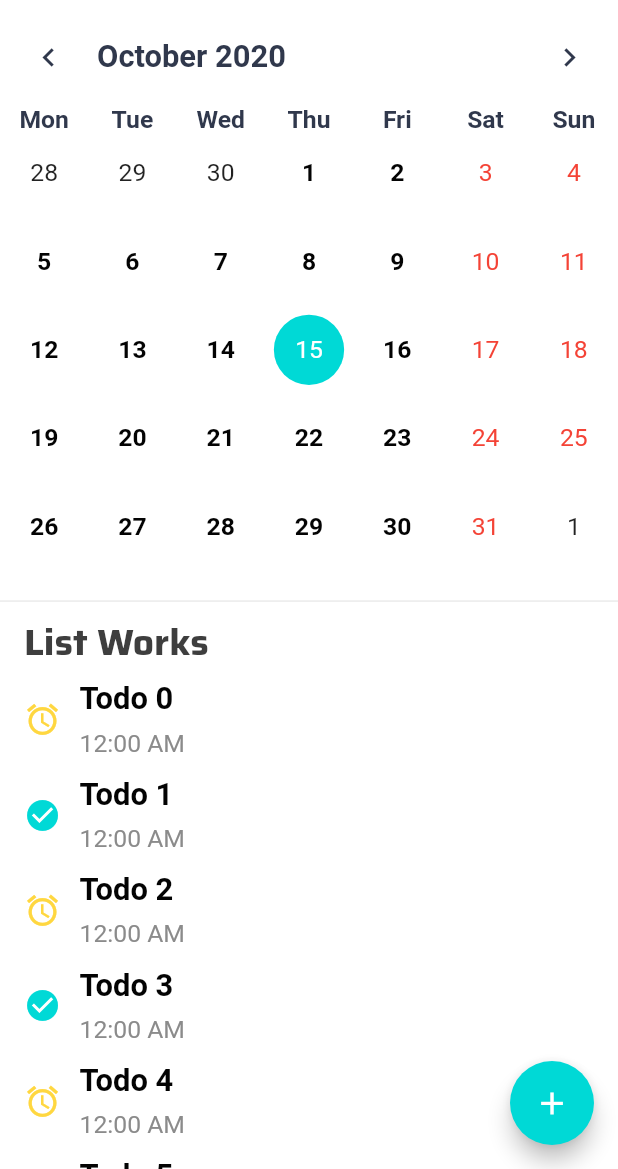
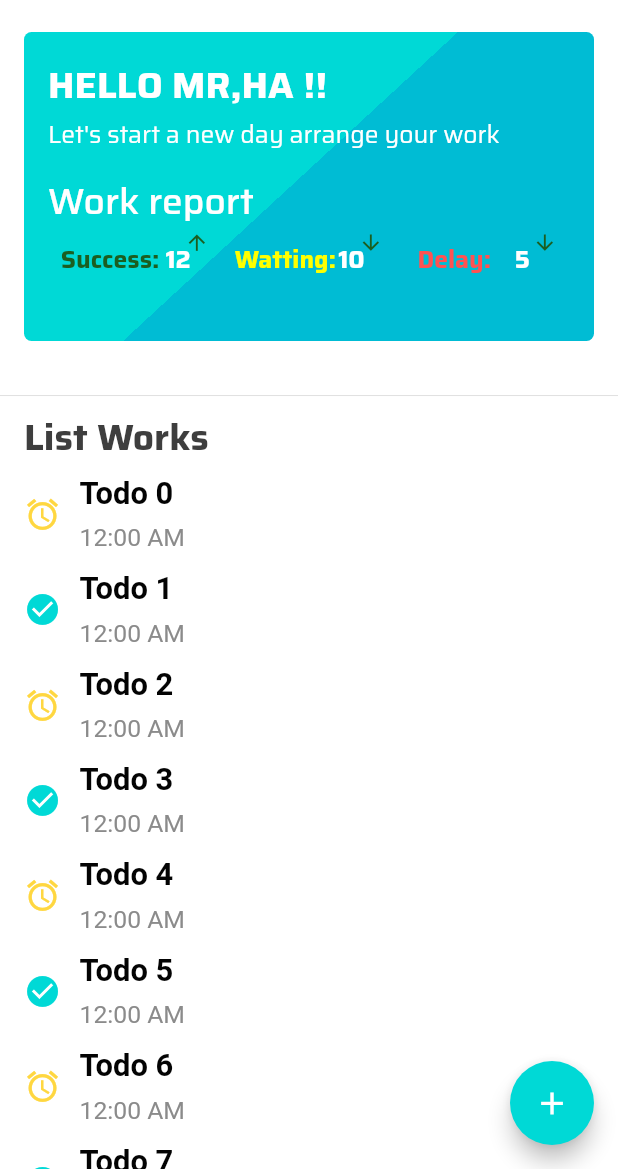
Before and after one commit to haprosd5/flutter_project_toapp_text_recongnize, a Flutter app: the screen it shows after launch, on a phone screen of 412 x 824 dp, the part 67-1236 px from its top. Run offline on Flutter 3.47's test engine with Material 2 defaults, Android fonts, the phone set to English and light mode, and no system bars; drawn by our look-alikes of table_calendar; our stand-ins replace avatar_glow, bloc, equatable, google_fonts, speech_to_text; missing offline and left inert: day_night_time_picker.

Commit message:
Xoong phan fontend cho app

```diff
--- a/lib/blocs/todo_bloc/todo_state.dart
+++ b/lib/blocs/todo_bloc/todo_state.dart
@@ -8,7 +8,11 @@ class TodoInitial extends TodoState {
   @override
   List<Object> get props => [];
 }
-
+class TodoAdding extends TodoState {
+  @override
+  // TODO: implement props
+  List<Object> get props => [];
+}
 class TodoAddSuccess extends TodoState {
   @override
   // TODO: implement props
@@ -19,13 +23,22 @@ class TodoAddError extends TodoState {
   // TODO: implement props
   List<Object> get props => [];
 }
-
+class TodoEditing extends TodoState {
+  @override
+  // TODO: implement props
+  List<Object> get props => [];
+}
 class TodoEditSuccess extends TodoState {
   @override
   // TODO: implement props
   List<Object> get props => [];
 }
 class TodoEditError extends TodoState {
+  @override
+  // TODO: implement props
+  List<Object> get props => [];
+}
+class TodoDeleting extends TodoState {
   @override
   // TODO: implement props
   List<Object> get props => [];
--- a/lib/codes/models/todo_model.dart
+++ b/lib/codes/models/todo_model.dart
@@ -1,6 +1,7 @@
 class Todo {
   DateTime time;
   String todoName;
+  bool state;
 
-  Todo({this.todoName, this.time});
+  Todo({this.todoName, this.time, this.state});
 }
--- /dev/null
+++ b/lib/components/item_arrange.dart
@@ -0,0 +1,63 @@
+import 'package:flutter/material.dart';
+import 'package:google_fonts/google_fonts.dart';
+import 'package:projecttodoapp/helper/constants.dart';
+import 'package:projecttodoapp/helper/size_config.dart';
+
+// ignore: must_be_immutable
+class ItemArrange extends StatelessWidget {
+  String textState;
+  String numArrange;
+  Color arrowColor;
+  Color textColor;
+  IconData iconArrange;
+
+
+  ItemArrange({this.textState, this.numArrange, this.arrowColor, this.textColor, this.iconArrange});
+
+  @override
+  Widget build(BuildContext context) {
+    return Stack(
+      children: <Widget>[
+        Container(
+          width: SizeConfig.blockSizeHorizontal * 24,
+
+          child: Padding(
+            padding: EdgeInsets.only(top: SizeConfig.blockSizeHorizontal * 1.5, right: SizeConfig.blockSizeHorizontal * 3),
+            child: Row(
+              mainAxisAlignment: MainAxisAlignment.spaceAround,
+              children: <Widget>[
+                Flexible(
+                  child: Text(
+                    textState,
+                    style: GoogleFonts.saira(
+                      fontSize: SizeConfig.blockSizeVertical * 2,
+                      color: textColor,
+                      fontWeight: FontWeight.bold,
+                    ),
+                  ),
+                ),
+                Text(
+                  numArrange,
+                  style: GoogleFonts.saira(
+                    fontSize: SizeConfig.blockSizeVertical * 2,
+                    color: kPrimaryMainColor,
+                    fontWeight: FontWeight.bold,
+                  ),
+                ),
+              ],
+            ),
+          ),
+        ),
+        Positioned(
+          child: Icon(
+            iconArrange,
+            size: SizeConfig.blockSizeHorizontal * 4,
+            color: arrowColor,
+          ),
+          top: 0,
+          right: 0,
+        )
+      ],
+    );
+  }
+}
--- /dev/null
+++ b/lib/pages/home_page-copy.dart
@@ -0,0 +1,84 @@
+import 'package:flutter/material.dart';
+import 'package:google_fonts/google_fonts.dart';
+import 'package:projecttodoapp/components/item_todo.dart';
+import 'package:projecttodoapp/helper/constants.dart';
+import 'package:projecttodoapp/helper/size_config.dart';
+
+
+class HomePage extends StatefulWidget {
+  @override
+  _HomePageState createState() => _HomePageState();
+}
+
+class _HomePageState extends State<HomePage> {
+
+
+  @override
+  void initState() {
+    // TODO: implement initState
+    super.initState();
+
+  }
+
+  @override
+  void dispose() {
+    // TODO: implement dispose
+    super.dispose();
+
+  }
+
+  @override
+  Widget build(BuildContext context) {
+    //SizeConfig().init(context);
+    return Container(
+      child: SingleChildScrollView(
+        child: Column(
+          children: <Widget>[
+            SizedBox(
+              height: SizeConfig.blockSizeVertical * 1.5,
+            ),
+            Divider(),
+            Container(
+              width: SizeConfig.screenWidth,
+              margin:
+                  EdgeInsets.only(bottom: SizeConfig.blockSizeVertical * 3.0),
+              child: Padding(
+                padding: const EdgeInsets.symmetric(horizontal: 16.0),
+                child: Column(
+                  crossAxisAlignment: CrossAxisAlignment.start,
+                  children: <Widget>[
+                    Text(
+                      'List Works',
+                      style: GoogleFonts.saira(
+                          fontSize: SizeConfig.blockSizeVertical * 3,
+                          color: kTextPrimarySubColor,
+                          fontWeight: FontWeight.bold),
+                    ),
+                    /**
+                     * ! hien thi phan cua #todo list */
+                    ListView.builder(
+                      physics: const NeverScrollableScrollPhysics(),
+                      shrinkWrap: true,
+                      itemBuilder: (context, index) {
+                        return ItemTodoList(
+                          title: 'Todo $index',
+                          description: 'Description $index',
+                          icon: (index % 2 == 0)
+                              ? Icons.access_alarms
+                              : Icons.check_circle,
+                          status: (index % 2 == 0) ? true : false,
+                          time: '12:00 AM',
+                        );
+                      },
+                      itemCount: 10,
+                    ),
+                  ],
+                ),
+              ),
+            ),
+          ],
+        ),
+      ),
+    );
+  }
+}
--- a/lib/pages/home_page.dart
+++ b/lib/pages/home_page.dart
@@ -1,9 +1,10 @@
+import 'package:flutter/cupertino.dart';
 import 'package:flutter/material.dart';
 import 'package:google_fonts/google_fonts.dart';
+import 'package:projecttodoapp/components/item_arrange.dart';
 import 'package:projecttodoapp/components/item_todo.dart';
 import 'package:projecttodoapp/helper/constants.dart';
 import 'package:projecttodoapp/helper/size_config.dart';
-import 'package:table_calendar/table_calendar.dart';
 
 class HomePage extends StatefulWidget {
   @override
@@ -11,20 +12,16 @@ class HomePage extends StatefulWidget {
 }
 
 class _HomePageState extends State<HomePage> {
-  CalendarController calendarController;
-
   @override
   void initState() {
     // TODO: implement initState
     super.initState();
-    calendarController = CalendarController();
   }
 
   @override
   void dispose() {
     // TODO: implement dispose
     super.dispose();
-    calendarController.dispose();
   }
 
   @override
@@ -34,58 +31,86 @@ class _HomePageState extends State<HomePage> {
       child: SingleChildScrollView(
         child: Column(
           children: <Widget>[
-            TableCalendar(
-              startingDayOfWeek: StartingDayOfWeek.monday,
-              calendarController: calendarController,
-              calendarStyle: CalendarStyle(
-                selectedStyle: TextStyle(
-                  fontSize: SizeConfig.blockSizeVertical * 2,
-                  color: kPrimaryMainColor,
-                ),
-                outsideStyle: TextStyle(
-                  fontSize: SizeConfig.blockSizeVertical * 2,
-                ),
-                weekendStyle: TextStyle(
-                  fontSize: SizeConfig.blockSizeVertical * 2,
-                  color: Colors.red,
-                ),
-                weekdayStyle: TextStyle(
-                  color: kTextPrimaryMainColor,
-                  fontSize: SizeConfig.blockSizeVertical * 2,
-                  fontWeight: FontWeight.bold,
-                ),
-                selectedColor: kAccendMainColor,
-                todayColor: kTextPrimarySubColor,
+            Container(
+              margin: EdgeInsets.all(16),
+              padding: EdgeInsets.all(16),
+              width: SizeConfig.screenWidth,
+              height: SizeConfig.blockSizeVertical * 25,
+              decoration: BoxDecoration(
+                  gradient: LinearGradient(
+                    begin: Alignment.topLeft,
+                    end: Alignment.bottomCenter,
+                    stops: [0.7, 0.6],
+                    colors: [kAccendMainColor, Colors.cyan],
+                  ),
+                  /*boxShadow: [
+                    BoxShadow(
+                      color: Colors.grey.withOpacity(0.3),
+                      spreadRadius: 5,
+                      blurRadius: 6,
+                      offset: Offset(0, 3), // changes position of shadow
+                    ),
+                  ],*/
+                  borderRadius: BorderRadius.all(Radius.circular(5))),
+              child: Column(
+                mainAxisAlignment: MainAxisAlignment.start,
+                crossAxisAlignment: CrossAxisAlignment.start,
+                children: <Widget>[
+                  Text(
+                    'HELLO MR,HA !!',
+                    style: GoogleFonts.saira(
+                      fontSize: SizeConfig.blockSizeVertical * 3,
+                      color: kPrimaryMainColor,
+                      fontWeight: FontWeight.bold,
+                    ),
+                  ),
+                  Text(
+                    "Let's start a new day arrange your work ",
+                    style: GoogleFonts.saira(
+                      fontSize: SizeConfig.blockSizeVertical * 2,
+                      color: kPrimaryMainColor,
+                      fontWeight: FontWeight.normal,
+                    ),
+                  ),
+                  SizedBox(
+                    height: SizeConfig.blockSizeVertical * 1.5,
+                  ),
+                  Text(
+                    'Work report',
+                    style: GoogleFonts.saira(
+                      fontSize: SizeConfig.blockSizeVertical * 3,
+                      color: kPrimaryMainColor,
+                      fontWeight: FontWeight.w500,
+                    ),
+                  ),
+                  Row(
+                    mainAxisAlignment: MainAxisAlignment.spaceAround,
+                    children: <Widget>[
+                      ItemArrange(
+                        arrowColor: Colors.green[900],
+                        iconArrange: Icons.arrow_upward,
+                        textState: 'Success: ',
+                        textColor: Colors.green[900],
+                        numArrange: '12',
+                      ),
+                      ItemArrange(
+                        arrowColor: Colors.green[900],
+                        iconArrange: Icons.arrow_downward,
+                        textState: 'Watting: ',
+                        textColor: Colors.yellowAccent,
+                        numArrange: '10',
+                      ),
+                      ItemArrange(
+                        arrowColor: Colors.green[900],
+                        iconArrange: Icons.arrow_downward,
+                        textState: 'Delay: ',
+                        textColor: Colors.redAccent,
+                        numArrange: '5',
+                      )
+                    ],
+                  )
+                ],
               ),
-              daysOfWeekStyle: DaysOfWeekStyle(
-                weekdayStyle: TextStyle(
-                    color: Color(0xff30384c),
-                    fontWeight: FontWeight.bold,
-                    fontSize: SizeConfig.blockSizeVertical * 2),
-                weekendStyle: TextStyle(
-                    color: Color(0xff30384c),
-                    fontWeight: FontWeight.bold,
-                    fontSize: SizeConfig.blockSizeVertical * 2),
-              ),
-              headerStyle: HeaderStyle(
-                formatButtonVisible: false,
-                titleTextStyle: TextStyle(
-                  color: Color(0xff30384c),
-                  fontSize: SizeConfig.blockSizeVertical * 2.5,
-                  fontWeight: FontWeight.bold,
-                ),
-                leftChevronIcon: Icon(
-                  Icons.chevron_left,
-                  size: SizeConfig.blockSizeVertical * 3,
-                  color: Color(0xff30384c),
-                ),
-                rightChevronIcon: Icon(
-                  Icons.chevron_right,
-                  size: SizeConfig.blockSizeVertical * 3,
-                  color: Color(0xff30384c),
-                ),
-              ),
-              locale: 'en_US',
             ),
             SizedBox(
               height: SizeConfig.blockSizeVertical * 1.5,
@@ -108,7 +133,7 @@ class _HomePageState extends State<HomePage> {
                           fontWeight: FontWeight.bold),
                     ),
                     /**
-                     * ! hien thi phan cua #todo list */
+                               * ! hien thi phan cua #todo list */
                     ListView.builder(
                       physics: const NeverScrollableScrollPhysics(),
                       shrinkWrap: true,
--- a/lib/screens/home_screen.dart
+++ b/lib/screens/home_screen.dart
@@ -5,7 +5,7 @@ import 'package:projecttodoapp/components/float_button.dart';
 import 'package:projecttodoapp/components/title_app.dart';
 import 'package:projecttodoapp/helper/size_config.dart';
 import 'package:projecttodoapp/pages/home_page.dart';
-import 'package:table_calendar/table_calendar.dart';
+
 
 class HomeScreen extends StatefulWidget {
   @override
@@ -13,20 +13,20 @@ class HomeScreen extends StatefulWidget {
 }
 
 class _HomeScreenState extends State<HomeScreen> {
-  CalendarController calendarController;
+
 
   @override
   void initState() {
     // TODO: implement initState
     super.initState();
-    calendarController = CalendarController();
+
   }
 
   @override
   void dispose() {
     // TODO: implement dispose
     super.dispose();
-    calendarController.dispose();
+
   }
 
   @override
```
Also changed, not shown: pubspec.yaml (+2 -5 lines), lib/codes/databases/todo_database.dart (added), pubspec.lock, 1 other file.
